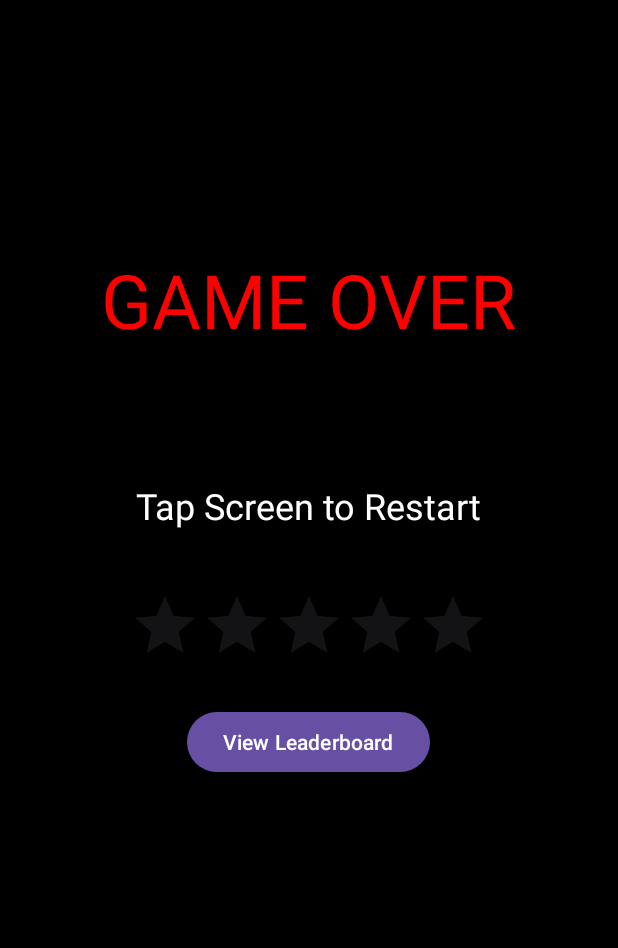
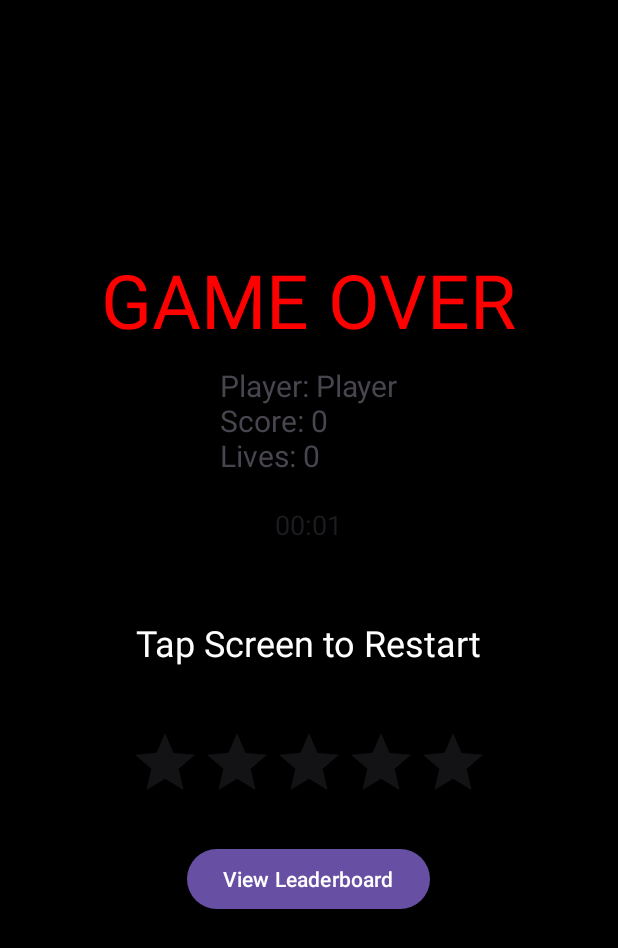
Before and after one commit to jbarney14/finalProjectAS, an Android app: the GameOverActivity screen opened directly, with no data from a screen before it, on a phone screen of 412 x 824 dp. Shown: the top 948 px of the screen. Run offline under Robolectric (Android 15) with nearby library versions, the phone set to English and light mode, and no system bars; our stand-ins replace AdMob, Firebase (no records; nobody signed in at launch, a user with empty details on screens opened directly); 8 statements that could not run were skipped.

Commit message:
Added learderboard

```diff
--- a/app/src/main/java/com/example/finalproject/GameOverActivity.kt
+++ b/app/src/main/java/com/example/finalproject/GameOverActivity.kt
@@ -11,7 +11,10 @@ import com.google.android.gms.ads.AdView
 import com.google.android.material.snackbar.Snackbar
 import android.widget.Toast
 import android.content.Intent
+import android.os.SystemClock
 import android.widget.Button
+import android.widget.Chronometer
+import com.google.firebase.database.*
 
 class GameOverActivity : AppCompatActivity() {
 
@@ -19,11 +22,14 @@ class GameOverActivity : AppCompatActivity() {
 
     private lateinit var scoreTextView: TextView
     private lateinit var leaderboardButton: Button
+    private lateinit var chronometer: Chronometer
+    private lateinit var ratingBar: RatingBar
 
     private var playerName: String = ""
     private var finalScore: Int = 0
     private var livesRemaining: Int = 0
-    private var timeUsed: Long = 0
+    private var timePlayed: Long = 0
+    private var playerRating: Int = 0
 
 
     override fun onCreate(savedInstanceState: Bundle?) {
@@ -33,6 +39,9 @@ class GameOverActivity : AppCompatActivity() {
             findViewById<TextView>(R.id.gameOverText).text = "YOU WON!!"
         }
 
+        scoreTextView = findViewById<TextView>(R.id.scoreTextView)
+        leaderboardButton = findViewById<Button>(R.id.leaderboardButton)
+        chronometer = findViewById<Chronometer>(R.id.gameChronometer)
 
         var adView = AdView(this)
         var adSize = AdSize(AdSize.FULL_WIDTH, AdSize.AUTO_HEIGHT)
@@ -50,8 +59,13 @@ class GameOverActivity : AppCompatActivity() {
 
 
         val tapText = findViewById<TextView>(R.id.tapToReplay)
-        val ratingBar = findViewById<RatingBar>(R.id.ratingBar)
+        ratingBar = findViewById<RatingBar>(R.id.ratingBar)
         ratingBar.rating = 0f
+
+        val prefs = getSharedPreferences("GamePrefs", MODE_PRIVATE)
+        playerName = prefs.getString("playerName", "Player") ?: "Player"
+        finalScore = MainActivity.instance!!.score
+        livesRemaining = MainActivity.instance!!.lives
 
         tapText.setOnClickListener {
             MainActivity.instance?.restartGame()
@@ -63,26 +77,49 @@ class GameOverActivity : AppCompatActivity() {
         ratingBar.setOnRatingBarChangeListener { _, rating, _ ->
 
             val recipients = arrayOf("berzerkappteam@gmail.com")
-
             val emailIntent = Intent(Intent.ACTION_SEND)
             emailIntent.setType("text/plain")
             emailIntent.putExtra(Intent.EXTRA_EMAIL, recipients)
             emailIntent.putExtra(Intent.EXTRA_SUBJECT, "Game Feedback - Player rating: $rating stars")
-            emailIntent.putExtra(Intent.EXTRA_TEXT, "Hi, I just rated the game $rating stars.\n\nHere is my detailed feedback:\n")
+            emailIntent.putExtra(Intent.EXTRA_TEXT, "Hi, I just rated the game $rating stars.\n\n" +
+                                                            "Here is my detailed feedback:\n")
+            startActivity(Intent.createChooser(emailIntent, "Send Feedback Email"))
 
-            startActivity(Intent.createChooser(emailIntent, "Send Feedback Email"))
 
             showSnackbarAfterEmail = true
             //Snackbar.make(rootLayout, "Thank you! You rated $rating stars.", Snackbar.LENGTH_SHORT).show()
             ratingBar.isEnabled = false
             //submitButton.isEnabled = false
+
+            playerRating = rating.toInt()
+            prefs.edit().putInt("lastRating", playerRating).apply()
+
+            val playerRef = FirebaseDatabase.getInstance().getReference("Leaderboard").child(playerName)
+            playerRef.child("rating").setValue(playerRating)
+
+
         }
 
-        scoreTextView = findViewById<TextView>(R.id.scoreTextView)
-        leaderboardButton = findViewById<Button>(R.id.leaderboardButton)
 
-        //val prefs = getSharedPreferences("GamePrefs", MODE_PRIVATE)
-        //playerName = prefs.getString("playerName", "Player") ?: "Player"
+
+
+        val prefs2 = getSharedPreferences("finalProjectPrefs", MODE_PRIVATE)
+        val startTime = prefs2.getLong("startTime", SystemClock.elapsedRealtime())
+        timePlayed = (SystemClock.elapsedRealtime() - startTime) / 1000
+
+        scoreTextView.text = "Player: $playerName\nScore: $finalScore\nLives: $livesRemaining"
+        uploadGameStatsToFirebase()
+
+        chronometer.base = SystemClock.elapsedRealtime() - (timePlayed * 1000)
+        chronometer.start()
+
+        leaderboardButton.setOnClickListener {
+            startActivity(Intent(this, LeaderboardActivity::class.java))
+        }
+
+
+
+
 
 
 
@@ -97,4 +134,21 @@ class GameOverActivity : AppCompatActivity() {
             Snackbar.make(rootLayout, "Thank you! Your feedback was sent.", Snackbar.LENGTH_SHORT).show()
         }
     }
+
+    private fun uploadGameStatsToFirebase() {
+        val db = FirebaseDatabase.getInstance().getReference("Leaderboard")
+        val playerRef = db.child(playerName)
+
+        playerRef.child("highScore").addListenerForSingleValueEvent(object : ValueEventListener {
+            override fun onDataChange(snapshot: DataSnapshot) {
+                val existingHighScore = snapshot.getValue(Int::class.java) ?: 0
+                if (finalScore > existingHighScore) {
+                    playerRef.child("highScore").setValue(finalScore)
+                    playerRef.child("timeForHighScore").setValue(timePlayed)
+                }
+            }
+
+            override fun onCancelled(error: DatabaseError) {}
+        })
+    }
 }
--- a/app/src/main/java/com/example/finalproject/MainActivity.kt
+++ b/app/src/main/java/com/example/finalproject/MainActivity.kt
@@ -2,6 +2,7 @@ package com.example.finalproject
 
 import android.content.Intent
 import android.os.Bundle
+import android.os.SystemClock
 import android.util.Log
 import android.view.GestureDetector
 import android.view.MotionEvent
@@ -48,6 +49,7 @@ class MainActivity : AppCompatActivity() {
 
     var score : Int = 0
     var lives : Int = 3
+    var chronometerStartTime : Long = 0
 
 
     companion object {
@@ -76,6 +78,10 @@ class MainActivity : AppCompatActivity() {
                 return true
             }
         })
+
+        val prefs = getSharedPreferences("finalProjectPrefs", MODE_PRIVATE)
+        prefs.edit().putLong("startTime", SystemClock.elapsedRealtime()).apply()
+        chronometerStartTime = SystemClock.elapsedRealtime()
 
         gameView = GameView(this, 4, this)
         radius = gameView.radius
--- a/app/src/main/java/com/example/finalproject/StartActivity.kt
+++ b/app/src/main/java/com/example/finalproject/StartActivity.kt
@@ -22,8 +22,8 @@ class StartActivity : AppCompatActivity() {
         startButton.setOnClickListener {
             val playerName = nameEditText.text.toString()
             if (playerName.isNotEmpty()) {
-                //val prefs = getSharedPreferences("GamePrefs", MODE_PRIVATE)
-                //prefs.edit().putString("playerName", playerName).apply()
+                val prefs = getSharedPreferences("GamePrefs", MODE_PRIVATE)
+                prefs.edit().putString("playerName", playerName).apply()
 
                 val intent = Intent(this, MainActivity::class.java)
                 startActivity(intent)
--- a/app/src/main/res/layout/activity_game_over.xml
+++ b/app/src/main/res/layout/activity_game_over.xml
@@ -24,6 +24,13 @@
         android:layout_width="wrap_content"
         android:layout_height="wrap_content"
         android:layout_marginTop="10dp"/>
+
+    <Chronometer
+        android:id="@+id/gameChronometer"
+        android:layout_width="wrap_content"
+        android:layout_height="wrap_content"
+        android:textSize="18sp"
+        android:layout_marginTop="20dp"/>
 
     <TextView
         android:id="@+id/tapToReplay"
```
